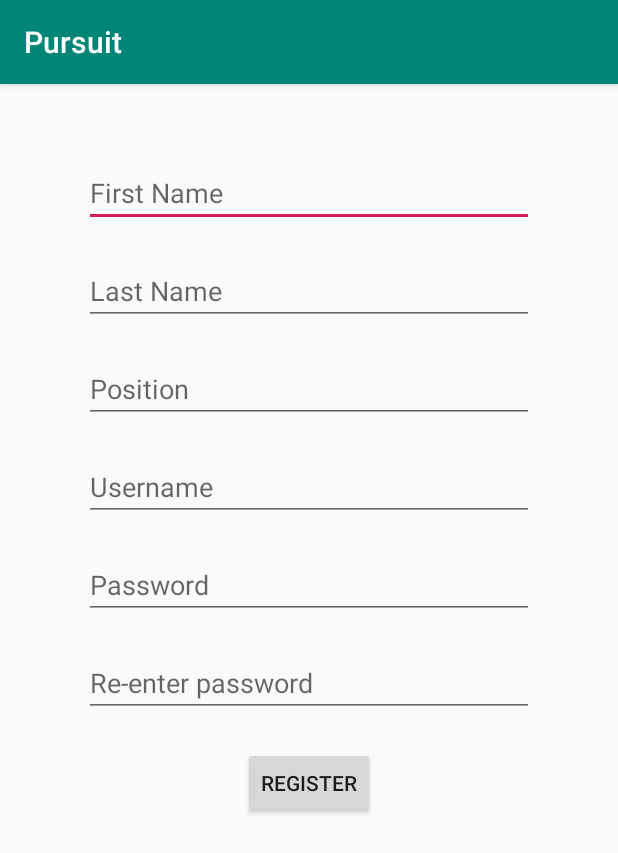
After one commit to mdrinne/Pursuit, an Android app: the EmployeeRegistration2 screen opened directly, with no data from a screen before it, on a phone screen of 412 x 824 dp. The commit adds this screen. Shown: the top 853 px of the screen. Run offline under Robolectric (Android 15) with nearby library versions, the phone set to English and light mode, and no system bars; our stand-ins replace Firebase (no records; nobody signed in at launch, a user with empty details on screens opened directly).

Commit message:
finished employee registration

```diff
--- a/app/src/main/AndroidManifest.xml
+++ b/app/src/main/AndroidManifest.xml
@@ -30,6 +30,7 @@
         <activity android:name=".InviteEmployeeActivity" />
         <activity android:name=".viewCompanyEmployeeInvites" />
         <activity android:name=".EmployeeRegistration1" />
+        <activity android:name=".EmployeeRegistration2" />
     </application>
 
 </manifest>
--- /dev/null
+++ b/app/src/main/java/com/example/pursuit/EmployeeRegistration2.java
@@ -0,0 +1,186 @@
+package com.example.pursuit;
+
+import android.content.Intent;
+import android.os.Bundle;
+import android.text.TextUtils;
+import android.view.View;
+import android.widget.EditText;
+import android.widget.Toast;
+
+import androidx.annotation.NonNull;
+import androidx.appcompat.app.AppCompatActivity;
+
+import com.example.pursuit.models.Company;
+import com.example.pursuit.models.Employee;
+import com.example.pursuit.models.Student;
+import com.google.firebase.database.DataSnapshot;
+import com.google.firebase.database.DatabaseError;
+import com.google.firebase.database.DatabaseReference;
+import com.google.firebase.database.FirebaseDatabase;
+import com.google.firebase.database.Query;
+import com.google.firebase.database.ValueEventListener;
+
+public class EmployeeRegistration2 extends AppCompatActivity {
+
+    private static final String TAG = "EmployeeRegistration2";
+
+    private DatabaseReference dbref;
+
+    EditText firstName;
+    EditText lastName;
+    EditText position;
+    EditText username;
+    EditText password;
+    EditText reEnterPassword;
+    View view;
+
+    Employee continuedEmployee;
+    Company currentCompany;
+
+    Employee employeeUsernameCheck;
+    Student studentUsernameCheck;
+
+    @Override
+    protected void onCreate(Bundle savedInstanceState) {
+        super.onCreate(savedInstanceState);
+        setContentView(R.layout.activity_employee_registration2);
+
+        dbref = FirebaseDatabase.getInstance().getReference();
+
+        initializeCurrentEmployee();
+        initializeCurrentCompany();
+    }
+
+    /* ********DATABASE******** */
+
+    ValueEventListener employeeUsernameListener = new ValueEventListener() {
+        @Override
+        public void onDataChange(@NonNull DataSnapshot dataSnapshot) {
+            employeeUsernameCheck = null;
+            if (dataSnapshot.exists()) {
+                for (DataSnapshot snapshot : dataSnapshot.getChildren()) {
+                    Employee employee = snapshot.getValue(Employee.class);
+                    employeeUsernameCheck = employee;
+                }
+            }
+            postEmployeeUsernameCheck();
+        }
+
+        @Override
+        public void onCancelled(@NonNull DatabaseError databaseError) {
+
+        }
+    };
+
+    ValueEventListener studentUsernameListener = new ValueEventListener() {
+        @Override
+        public void onDataChange(@NonNull DataSnapshot dataSnapshot) {
+            studentUsernameCheck = null;
+            if (dataSnapshot.exists()) {
+                for (DataSnapshot snapshot : dataSnapshot.getChildren()) {
+                    Student student = snapshot.getValue(Student.class);
+                    studentUsernameCheck = student;
+                }
+            }
+            postStudentUsernameCheck();
+        }
+
+        @Override
+        public void onCancelled(@NonNull DatabaseError databaseError) {
+
+        }
+    };
+
+    private void writeNewEmployee(Employee employee) {
+        dbref.child("Employees").child(employee.getId()).setValue(employee);
+    }
+
+    private void deleteEmployeeInvite() {
+        dbref.child("EmployeeInvites").child(currentCompany.getId()).child(continuedEmployee.getInviteCode()).removeValue();
+    }
+
+    /* ******END DATABASE****** */
+
+    private void initializeCurrentEmployee() {
+        continuedEmployee = ((PursuitApplication) this.getApplicationContext()).getCurrentEmployee();
+    }
+
+    private void initializeCurrentCompany() {
+        currentCompany = ((PursuitApplication) this.getApplicationContext()).getCurrentCompany();
+    }
+
+    public String toString(EditText text) {
+        return text.getText().toString();
+    }
+
+    boolean isEmpty(EditText text) {
+        return TextUtils.isEmpty(toString(text));
+    }
+
+    boolean checkForEmpties() {
+        if (isEmpty(firstName) || isEmpty(lastName) || isEmpty(position) || isEmpty(username)
+            || isEmpty(password) || isEmpty(reEnterPassword)) {
+            return true;
+        }
+        return false;
+    }
+
+    boolean passwordMatch() {
+        if (toString(password).equals(toString(reEnterPassword))) {
+            return true;
+        }
+        return false;
+    }
+
+    public void register(View v) {
+        view = v;
+        firstName = findViewById(R.id.txtFirstName);
+        lastName = findViewById(R.id.txtLastName);
+        position = findViewById(R.id.txtPosition);
+        username = findViewById(R.id.txtUsername);
+        password = findViewById(R.id.txtPassword);
+        reEnterPassword = findViewById(R.id.txtReEnterPassword);
+
+        if (checkForEmpties()) {
+            Toast.makeText(view.getContext(), "All Fields are Required", Toast.LENGTH_SHORT).show();
+        } else {
+            if (!passwordMatch()) {
+                Toast.makeText(view.getContext(), "Passwords Do Not Match", Toast.LENGTH_SHORT).show();
+            } else {
+                Query employeeUsernameQuery = dbref.child("Employees").orderByChild("username").equalTo(toString(username));
+                employeeUsernameQuery.addListenerForSingleValueEvent(employeeUsernameListener);
+            }
+        }
+    }
+
+    private void postEmployeeUsernameCheck() {
+        if (employeeUsernameCheck != null) {
+            Toast.makeText(view.getContext(), "Username Already Taken", Toast.LENGTH_SHORT).show();
+        }
+        else {
+            Query studentUsernameQuery = dbref.child("Students").orderByChild("username").equalTo(toString(username));
+            studentUsernameQuery.addListenerForSingleValueEvent(studentUsernameListener);
+        }
+    }
+
+    private void postStudentUsernameCheck() {
+        if (studentUsernameCheck != null) {
+            Toast.makeText(view.getContext(), "Username Already Taken", Toast.LENGTH_SHORT).show();
+        }
+        else {
+            continuedEmployee.setFirstName(toString(firstName));
+            continuedEmployee.setLastName(toString(lastName));
+            continuedEmployee.setPosition(toString(position));
+            continuedEmployee.setUsername(toString(username));
+            continuedEmployee.setPassword(toString(password));
+
+            writeNewEmployee(continuedEmployee);
+            ((PursuitApplication) this.getApplication()).setCurrentEmployee(continuedEmployee);
+            deleteEmployeeInvite();
+
+            Intent intent = new Intent(this, LandingActivity.class);
+            startActivity(intent);
+        }
+    }
+
+}
--- /dev/null
+++ b/app/src/main/res/layout/activity_employee_registration2.xml
@@ -0,0 +1,97 @@
+<?xml version="1.0" encoding="utf-8"?>
+<androidx.constraintlayout.widget.ConstraintLayout
+    xmlns:android="http://schemas.android.com/apk/res/android"
+    xmlns:app="http://schemas.android.com/apk/res-auto"
+    android:layout_width="match_parent"
+    android:layout_height="match_parent">
+
+    <ScrollView
+        android:layout_width="match_parent"
+        android:layout_height="match_parent"
+        app:layout_constraintBottom_toBottomOf="parent"
+        app:layout_constraintEnd_toEndOf="parent"
+        app:layout_constraintStart_toStartOf="parent"
+        app:layout_constraintTop_toTopOf="parent">
+
+        <LinearLayout
+            android:layout_width="match_parent"
+            android:layout_height="wrap_content"
+            android:orientation="vertical" >
+
+            <EditText
+                android:id="@+id/txtFirstName"
+                android:layout_width="300dp"
+                android:layout_height="wrap_content"
+                android:layout_gravity="center"
+                android:layout_marginTop="50dp"
+                android:ems="10"
+                android:hint="@string/strFirstName"
+                android:inputType="textPersonName"
+                android:importantForAutofill="no" />
+
+            <EditText
+                android:id="@+id/txtLastName"
+                android:layout_width="300dp"
+                android:layout_height="wrap_content"
+                android:layout_gravity="center"
+                android:layout_marginTop="20dp"
+                android:ems="10"
+                android:hint="@string/strLastName"
+                android:inputType="textPersonName"
+                android:importantForAutofill="no" />
+
+            <EditText
+                android:id="@+id/txtPosition"
+                android:layout_width="300dp"
+                android:layout_height="wrap_content"
+                android:layout_gravity="center"
+                android:layout_marginTop="20dp"
+                android:ems="10"
+                android:hint="@string/strPosition"
+                android:inputType="textPersonName"
+                android:importantForAutofill="no" />
+
+            <EditText
+                android:id="@+id/txtUsername"
+                android:layout_width="300dp"
+                android:layout_height="wrap_content"
+                android:layout_gravity="center"
+                android:layout_marginTop="20dp"
+                android:ems="10"
+                android:hint="@string/strUsername"
+                android:inputType="textPersonName"
+                android:importantForAutofill="no" />
+
+            <EditText
+                android:id="@+id/txtPassword"
+                android:layout_width="300dp"
+                android:layout_height="wrap_content"
+                android:layout_gravity="center"
+                android:layout_marginTop="20dp"
+                android:ems="10"
+                android:hint="@string/strPassword"
+                android:inputType="textPassword"
+                android:importantForAutofill="no" />
+
+            <EditText
+                android:id="@+id/txtReEnterPassword"
+                android:layout_width="300dp"
+                android:layout_height="wrap_content"
+                android:layout_gravity="center"
+                android:layout_marginTop="20dp"
+                android:ems="10"
+                android:hint="@string/strReEnterPassword"
+                android:inputType="textPassword"
+                android:importantForAutofill="no" />
+
+            <Button
+                android:id="@+id/btnRegister"
+                android:layout_width="wrap_content"
+                android:layout_height="wrap_content"
+                android:layout_gravity="center"
+                android:layout_marginTop="20dp"
+                android:onClick="register"
+                android:text="@string/strRegister" />
+        </LinearLayout>
+    </ScrollView>
+</androidx.constraintlayout.widget.ConstraintLayout>
--- a/app/src/main/res/values/strings.xml
+++ b/app/src/main/res/values/strings.xml
@@ -33,5 +33,6 @@
     <string name="strEmployee">Employee</string>
     <string name="strCompanyCode">Company Code</string>
     <string name="strInvitationCode">Invitation Code</string>
+    <string name="strPosition">Position</string>
 
 </resources>
```
Also changed, not shown: app/src/main/java/com/example/pursuit/EmployeeRegistration1.java (+10 -4 lines), app/src/main/java/com/example/pursuit/models/Employee.java (+12 -1 lines).
